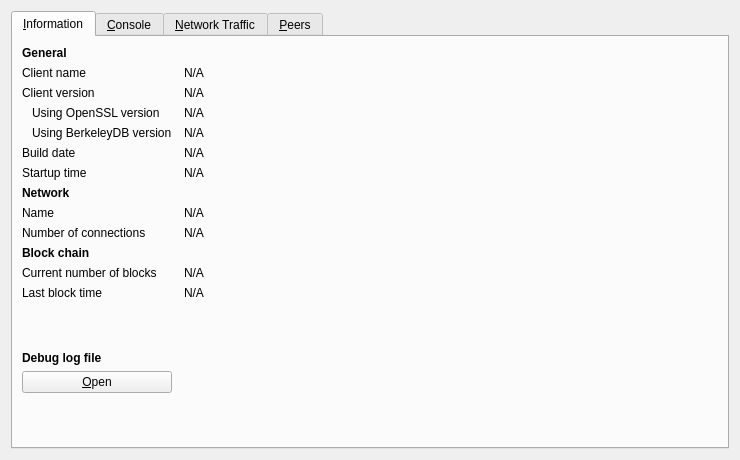
This is src/qt/forms/rpcconsole.ui in Animecointeam/Animecoin as Qt 5 draws it before an edit. The edited form follows.
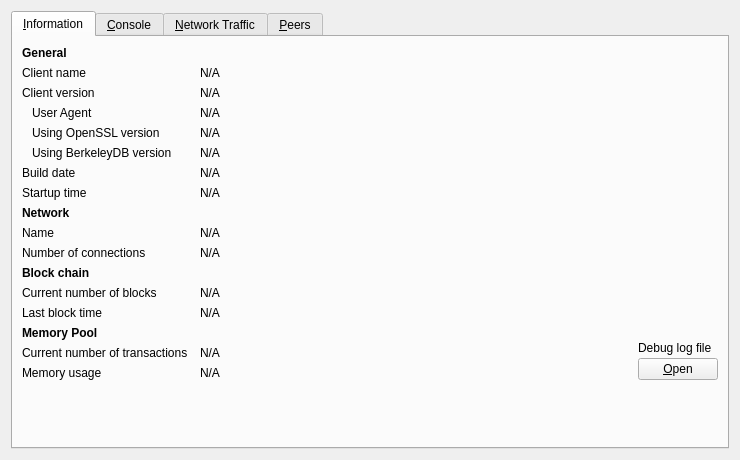
This is the edited form. Icons and pictures are not drawn. Custom widgets are drawn as their Qt base class.

Diff of the .ui file:
```diff
--- a/src/qt/forms/rpcconsole.ui
+++ b/src/qt/forms/rpcconsole.ui
@@ -23,7 +23,7 @@
       <attribute name="title">
        <string>&amp;Information</string>
       </attribute>
-      <layout class="QGridLayout" name="gridLayout" columnstretch="0,1">
+      <layout class="QGridLayout" name="gridLayout" columnstretch="0,1,0">
        <property name="horizontalSpacing">
         <number>12</number>
        </property>
@@ -47,7 +47,7 @@
          </property>
         </widget>
        </item>
-       <item row="1" column="1">
+       <item row="1" column="1" colspan="2">
         <widget class="QLabel" name="clientName">
          <property name="cursor">
           <cursorShape>IBeamCursor</cursorShape>
@@ -70,7 +70,7 @@
          </property>
         </widget>
        </item>
-       <item row="2" column="1">
+       <item row="2" column="1" colspan="2">
         <widget class="QLabel" name="clientVersion">
          <property name="cursor">
           <cursorShape>IBeamCursor</cursorShape>
@@ -87,7 +87,33 @@
         </widget>
        </item>
        <item row="3" column="0">
-        <widget class="QLabel" name="label_14">
+        <widget class="QLabel" name="labelClientUserAgent">
+         <property name="text">
+          <string>User Agent</string>
+         </property>
+         <property name="indent">
+          <number>10</number>
+         </property>
+        </widget>
+       </item>
+       <item row="3" column="1" colspan="2">
+        <widget class="QLabel" name="clientUserAgent">
+         <property name="cursor">
+          <cursorShape>IBeamCursor</cursorShape>
+         </property>
+         <property name="text">
+          <string>N/A</string>
+         </property>
+         <property name="textFormat">
+          <enum>Qt::PlainText</enum>
+         </property>
+         <property name="textInteractionFlags">
+          <set>Qt::LinksAccessibleByMouse|Qt::TextSelectableByKeyboard|Qt::TextSelectableByMouse</set>
+         </property>
+        </widget>
+       </item>
+       <item row="4" column="0">
+		<widget class="QLabel" name="label_14">
          <property name="text">
           <string>Using OpenSSL version</string>
          </property>
@@ -96,7 +122,7 @@
          </property>
         </widget>
        </item>
-       <item row="3" column="1">
+       <item row="4" column="1" colspan="2">
         <widget class="QLabel" name="openSSLVersion">
          <property name="cursor">
           <cursorShape>IBeamCursor</cursorShape>
@@ -112,7 +138,7 @@
          </property>
         </widget>
        </item>
-       <item row="4" column="0">
+       <item row="5" column="0">
         <widget class="QLabel" name="label_berkeleyDBVersion">
          <property name="text">
           <string>Using BerkeleyDB version</string>
@@ -122,7 +148,7 @@
          </property>
         </widget>
        </item>
-       <item row="4" column="1">
+       <item row="5" column="1" colspan="2">
         <widget class="QLabel" name="berkeleyDBVersion">
          <property name="cursor">
           <cursorShape>IBeamCursor</cursorShape>
@@ -138,14 +164,14 @@
          </property>
         </widget>
        </item>
-       <item row="5" column="0">
+       <item row="6" column="0">
 		 <widget class="QLabel" name="label_12">
          <property name="text">
           <string>Build date</string>
          </property>
         </widget>
        </item>
-       <item row="5" column="1">
+       <item row="6" column="1" colspan="2">
         <widget class="QLabel" name="buildDate">
          <property name="cursor">
           <cursorShape>IBeamCursor</cursorShape>
@@ -161,14 +187,14 @@
          </property>
         </widget>
        </item>
-       <item row="6" column="0">
+       <item row="7" column="0">
         <widget class="QLabel" name="label_13">
          <property name="text">
           <string>Startup time</string>
          </property>
         </widget>
        </item>
-       <item row="6" column="1">
+       <item row="7" column="1" colspan="2">
         <widget class="QLabel" name="startupTime">
          <property name="cursor">
           <cursorShape>IBeamCursor</cursorShape>
@@ -184,27 +210,14 @@
          </property>
         </widget>
        </item>
-       <item row="7" column="0">
-        <widget class="QLabel" name="label_11">
-         <property name="font">
-          <font>
-           <weight>75</weight>
-           <bold>true</bold>
-          </font>
-         </property>
-         <property name="text">
-          <string>Network</string>
-         </property>
-        </widget>
-       </item>
-       <item row="8" column="0">
+       <item row="9" column="0">
         <widget class="QLabel" name="label_8">
          <property name="text">
           <string>Name</string>
          </property>
         </widget>
        </item>
-       <item row="8" column="1">
+       <item row="9" column="1" colspan="2">
         <widget class="QLabel" name="networkName">
          <property name="cursor">
           <cursorShape>IBeamCursor</cursorShape>
@@ -220,14 +233,14 @@
          </property>
         </widget>
        </item>
-       <item row="9" column="0">
+       <item row="10" column="0">
         <widget class="QLabel" name="label_7">
          <property name="text">
           <string>Number of connections</string>
          </property>
         </widget>
        </item>
-       <item row="9" column="1">
+       <item row="10" column="1" colspan="2">
         <widget class="QLabel" name="numberOfConnections">
          <property name="cursor">
           <cursorShape>IBeamCursor</cursorShape>
@@ -243,7 +256,7 @@
          </property>
         </widget>
        </item>
-       <item row="10" column="0">
+       <item row="11" column="0">
         <widget class="QLabel" name="label_10">
          <property name="font">
           <font>
@@ -256,14 +269,14 @@
          </property>
         </widget>
        </item>
-       <item row="11" column="0">
+       <item row="12" column="0">
         <widget class="QLabel" name="label_3">
          <property name="text">
           <string>Current number of blocks</string>
          </property>
         </widget>
        </item>
-       <item row="11" column="1">
+       <item row="12" column="1" colspan="2">
         <widget class="QLabel" name="numberOfBlocks">
          <property name="cursor">
           <cursorShape>IBeamCursor</cursorShape>
@@ -279,14 +292,14 @@
          </property>
         </widget>
        </item>
-       <item row="12" column="0">
-        <widget class="QLabel" name="label_2">
+       <item row="13" column="0">
+        <widget class="QLabel" name="labelLastBlockTime">
          <property name="text">
           <string>Last block time</string>
          </property>
         </widget>
        </item>
-       <item row="12" column="1">
+       <item row="13" column="1" colspan="2">
         <widget class="QLabel" name="lastBlockTime">
          <property name="cursor">
           <cursorShape>IBeamCursor</cursorShape>
@@ -302,21 +315,8 @@
          </property>
         </widget>
        </item>
-       <item row="13" column="0">
-        <spacer name="verticalSpacer_2">
-         <property name="orientation">
-          <enum>Qt::Vertical</enum>
-         </property>
-         <property name="sizeHint" stdset="0">
-          <size>
-           <width>20</width>
-           <height>20</height>
-          </size>
-         </property>
-        </spacer>
-       </item>
        <item row="14" column="0">
-        <widget class="QLabel" name="labelDebugLogfile">
+        <widget class="QLabel" name="labelMempoolTitle">
          <property name="font">
           <font>
            <weight>75</weight>
@@ -324,25 +324,111 @@
           </font>
          </property>
          <property name="text">
-          <string>Debug log file</string>
+          <string>Memory Pool</string>
          </property>
         </widget>
        </item>
        <item row="15" column="0">
-        <widget class="QPushButton" name="openDebugLogfileButton">
-         <property name="toolTip">
-          <string>Open the Animecoin debug log file from the current data directory. This can take a few seconds for large log files.</string>
+        <widget class="QLabel" name="labelNumberOfTransactions">
+         <property name="text">
+          <string>Current number of transactions</string>
          </property>
+        </widget>
+       </item>
+       <item row="15" column="1">
+        <widget class="QLabel" name="mempoolNumberTxs">
+         <property name="cursor">
+          <cursorShape>IBeamCursor</cursorShape>
+         </property>
          <property name="text">
-          <string>&amp;Open</string>
+          <string>N/A</string>
          </property>
-         <property name="autoDefault">
-          <bool>false</bool>
+         <property name="textFormat">
+          <enum>Qt::PlainText</enum>
+         </property>
+         <property name="textInteractionFlags">
+          <set>Qt::LinksAccessibleByMouse|Qt::TextSelectableByKeyboard|Qt::TextSelectableByMouse</set>
+         </property>
+        </widget>
+       </item>
+       <item row="8" column="0">
+        <widget class="QLabel" name="labelNetwork">
+         <property name="font">
+          <font>
+           <weight>75</weight>
+           <bold>true</bold>
+          </font>
+         </property>
+         <property name="text">
+          <string>Network</string>
          </property>
         </widget>
        </item>
        <item row="16" column="0">
-        <spacer name="verticalSpacer">
+        <widget class="QLabel" name="labelMemoryUsage">
+         <property name="text">
+          <string>Memory usage</string>
+         </property>
+        </widget>
+       </item>
+       <item row="16" column="1">
+        <widget class="QLabel" name="mempoolSize">
+         <property name="cursor">
+          <cursorShape>IBeamCursor</cursorShape>
+         </property>
+         <property name="text">
+          <string>N/A</string>
+         </property>
+         <property name="textFormat">
+          <enum>Qt::PlainText</enum>
+         </property>
+         <property name="textInteractionFlags">
+          <set>Qt::LinksAccessibleByMouse|Qt::TextSelectableByKeyboard|Qt::TextSelectableByMouse</set>
+         </property>
+        </widget>
+       </item>
+       <item row="14" column="2" rowspan="3">
+        <layout class="QVBoxLayout" name="verticalLayoutDebugButton">
+         <property name="spacing">
+          <number>3</number>
+         </property>
+         <item>
+          <spacer name="verticalSpacer_2">
+           <property name="orientation">
+            <enum>Qt::Vertical</enum>
+           </property>
+           <property name="sizeHint" stdset="0">
+            <size>
+             <width>10</width>
+             <height>5</height>
+            </size>
+           </property>
+          </spacer>
+         </item>
+         <item>
+          <widget class="QLabel" name="labelDebugLogfile">
+           <property name="text">
+            <string>Debug log file</string>
+           </property>
+          </widget>
+         </item>
+         <item>
+          <widget class="QPushButton" name="openDebugLogfileButton">
+           <property name="toolTip">
+            <string>Open the Bitcoin Core debug log file from the current data directory. This can take a few seconds for large log files.</string>
+           </property>
+           <property name="text">
+            <string>&amp;Open</string>
+           </property>
+           <property name="autoDefault">
+            <bool>false</bool>
+           </property>
+          </widget>
+         </item>
+        </layout>
+       </item>
+       <item row="18" column="0">
+		<spacer name="verticalSpacer">
          <property name="orientation">
           <enum>Qt::Vertical</enum>
          </property>
```
Left out of the diff: 4 changed lines with no effect on the pictures.
